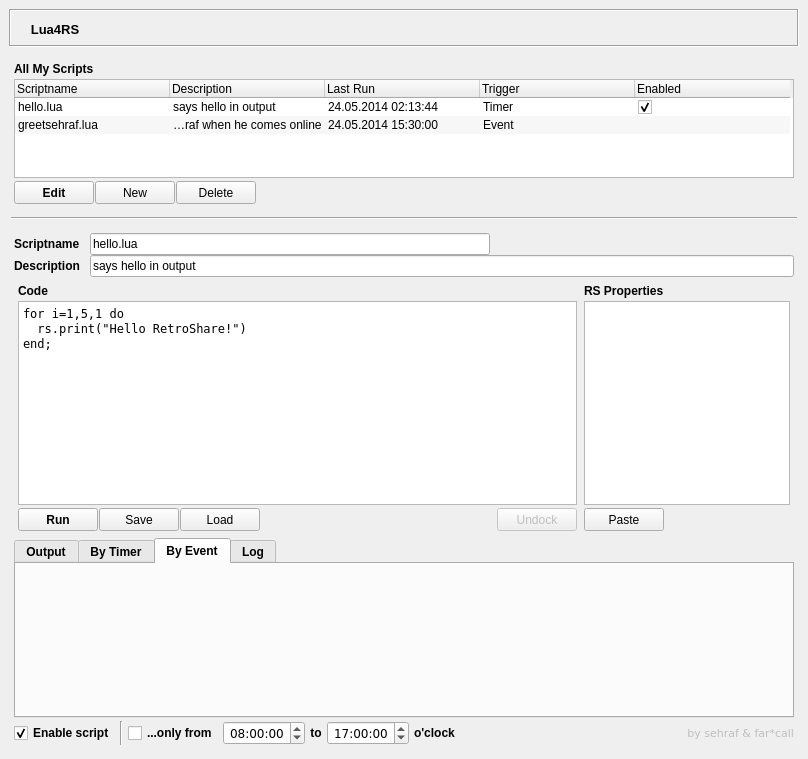
The window that Lua4RSWidget.ui (RetroShare/Lua4RS) describes before a commit, drawn with Qt 5.
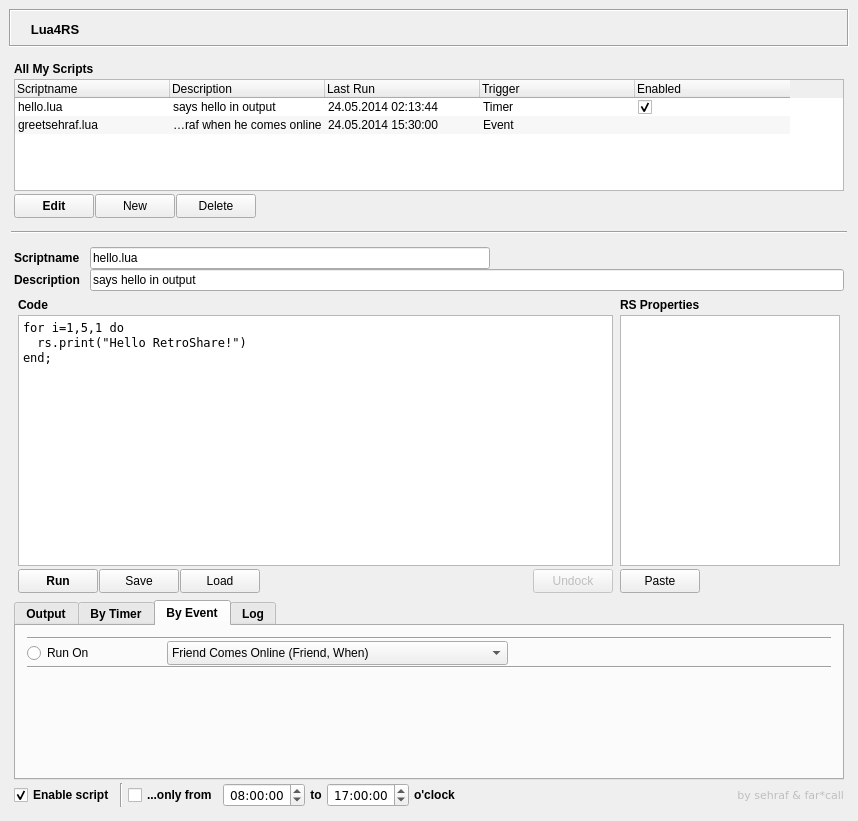
The same window after the commit. The open tabs and pages were chosen to show the change. Icons and pictures are not drawn.

Commit message: GUI: ByEvent tabpage filled. Help Button registered. LuaConfig: some minors

Diff of the .ui file:
```diff
--- a/Lua4RSWidget.ui
+++ b/Lua4RSWidget.ui
@@ -6,8 +6,8 @@
    <rect>
     <x>0</x>
     <y>0</y>
-    <width>808</width>
-    <height>759</height>
+    <width>858</width>
+    <height>821</height>
    </rect>
   </property>
   <property name="windowTitle">
@@ -443,7 +443,7 @@
            <property name="minimumSize">
             <size>
              <width>75</width>
-             <height>23</height>
+             <height>24</height>
             </size>
            </property>
            <property name="baseSize">
@@ -477,7 +477,7 @@
            <property name="minimumSize">
             <size>
              <width>75</width>
-             <height>23</height>
+             <height>24</height>
             </size>
            </property>
            <property name="baseSize">
@@ -511,7 +511,7 @@
            <property name="minimumSize">
             <size>
              <width>75</width>
-             <height>23</height>
+             <height>24</height>
             </size>
            </property>
            <property name="baseSize">
@@ -774,7 +774,7 @@
                <property name="minimumSize">
                 <size>
                  <width>75</width>
-                 <height>23</height>
+                 <height>24</height>
                 </size>
                </property>
                <property name="baseSize">
@@ -808,7 +808,7 @@
                <property name="minimumSize">
                 <size>
                  <width>75</width>
-                 <height>23</height>
+                 <height>24</height>
                 </size>
                </property>
                <property name="baseSize">
@@ -836,7 +836,7 @@
                <property name="minimumSize">
                 <size>
                  <width>75</width>
-                 <height>23</height>
+                 <height>24</height>
                 </size>
                </property>
                <property name="baseSize">
@@ -880,7 +880,7 @@
                <property name="minimumSize">
                 <size>
                  <width>75</width>
-                 <height>23</height>
+                 <height>24</height>
                 </size>
                </property>
                <property name="baseSize">
@@ -1032,7 +1032,7 @@
                <property name="minimumSize">
                 <size>
                  <width>75</width>
-                 <height>23</height>
+                 <height>24</height>
                 </size>
                </property>
                <property name="baseSize">
@@ -1176,7 +1176,7 @@
                 <number>2</number>
                </property>
                <item>
-                <widget class="Line" name="line_6">
+                <widget class="Line" name="line_8">
                  <property name="orientation">
                   <enum>Qt::Horizontal</enum>
                  </property>
@@ -1530,6 +1530,161 @@
             <attribute name="toolTip">
              <string>Control script execution by events</string>
             </attribute>
+            <layout class="QVBoxLayout" name="verticalLayout_15">
+             <item>
+              <layout class="QVBoxLayout" name="verticalLayout_16" stretch="0,0,0,0">
+               <property name="spacing">
+                <number>1</number>
+               </property>
+               <property name="margin">
+                <number>2</number>
+               </property>
+               <item>
+                <widget class="Line" name="line_7">
+                 <property name="orientation">
+                  <enum>Qt::Horizontal</enum>
+                 </property>
+                </widget>
+               </item>
+               <item>
+                <layout class="QHBoxLayout" name="horizontalLayout_16">
+                 <property name="spacing">
+                  <number>5</number>
+                 </property>
+                 <item>
+                  <widget class="QRadioButton" name="rb_runonevent">
+                   <property name="minimumSize">
+                    <size>
+                     <width>135</width>
+                     <height>24</height>
+                    </size>
+                   </property>
+                   <property name="font">
+                    <font>
+                     <weight>50</weight>
+                     <bold>false</bold>
+                    </font>
+                   </property>
+                   <property name="text">
+                    <string>Run On</string>
+                   </property>
+                  </widget>
+                 </item>
+                 <item>
+                  <widget class="QComboBox" name="dd_events">
+                   <property name="minimumSize">
+                    <size>
+                     <width>0</width>
+                     <height>24</height>
+                    </size>
+                   </property>
+                   <property name="font">
+                    <font>
+                     <weight>50</weight>
+                     <bold>false</bold>
+                    </font>
+                   </property>
+                   <property name="maxVisibleItems">
+                    <number>7</number>
+                   </property>
+                   <property name="sizeAdjustPolicy">
+                    <enum>QComboBox::AdjustToContents</enum>
+                   </property>
+                   <item>
+                    <property name="text">
+                     <string>Friend Comes Online (Friend, When)</string>
+                    </property>
+                   </item>
+                   <item>
+                    <property name="text">
+                     <string>Friend Goes Offline (Friend, When)</string>
+                    </property>
+                   </item>
+                   <item>
+                    <property name="text">
+                     <string>Download Started (Filename, Hash, Size, When)</string>
+                    </property>
+                   </item>
+                   <item>
+                    <property name="text">
+                     <string>Download Finished (Filename, Hash, Size, When)</string>
+                    </property>
+                   </item>
+                   <item>
+                    <property name="text">
+                     <string>Chat Message Received (Lobby, MsgText, Author, When)</string>
+                    </property>
+                   </item>
+                   <item>
+                    <property name="text">
+                     <string>Chat Message Sent (Lobby, MsgText, When)</string>
+                    </property>
+                   </item>
+                   <item>
+                    <property name="text">
+                     <string>Mail Received (From, Subject, Body, When)</string>
+                    </property>
+                   </item>
+                   <item>
+                    <property name="text">
+                     <string>Mail Sent (To, Subject, Body, When)</string>
+                    </property>
+                   </item>
+                   <item>
+                    <property name="text">
+                     <string>RetroShare Shutdown (When)</string>
+                    </property>
+                   </item>
+                   <item>
+                    <property name="text">
+                     <string>User Entered Lobby (User, Lobby, List of Users, When)</string>
+                    </property>
+                   </item>
+                   <item>
+                    <property name="text">
+                     <string>User Left Lobby (User, Lobby, List of Users, When)</string>
+                    </property>
+                   </item>
+                  </widget>
+                 </item>
+                 <item>
+                  <spacer name="horizontalSpacer_10">
+                   <property name="orientation">
+                    <enum>Qt::Horizontal</enum>
+                   </property>
+                   <property name="sizeHint" stdset="0">
+                    <size>
+                     <width>40</width>
+                     <height>20</height>
+                    </size>
+                   </property>
+                  </spacer>
+                 </item>
+                </layout>
+               </item>
+               <item>
+                <widget class="Line" name="line_6">
+                 <property name="orientation">
+                  <enum>Qt::Horizontal</enum>
+                 </property>
+                </widget>
+               </item>
+               <item>
+                <spacer name="verticalSpacer">
+                 <property name="orientation">
+                  <enum>Qt::Vertical</enum>
+                 </property>
+                 <property name="sizeHint" stdset="0">
+                  <size>
+                   <width>20</width>
+                   <height>40</height>
+                  </size>
+                 </property>
+                </spacer>
+               </item>
+              </layout>
+             </item>
+            </layout>
            </widget>
            <widget class="QWidget" name="tabpage_log">
             <attribute name="title">
@@ -1578,6 +1733,12 @@
          </property>
          <item>
           <widget class="QCheckBox" name="cbx_enable">
+           <property name="minimumSize">
+            <size>
+             <width>0</width>
+             <height>24</height>
+            </size>
+           </property>
            <property name="font">
             <font>
              <weight>75</weight>
@@ -1604,6 +1765,12 @@
          </item>
          <item>
           <widget class="QCheckBox" name="cbx_timeconstraint">
+           <property name="minimumSize">
+            <size>
+             <width>0</width>
+             <height>24</height>
+            </size>
+           </property>
            <property name="font">
             <font>
              <weight>75</weight>
@@ -1623,6 +1790,12 @@
            <property name="enabled">
             <bool>true</bool>
            </property>
+           <property name="minimumSize">
+            <size>
+             <width>80</width>
+             <height>24</height>
+            </size>
+           </property>
            <property name="font">
             <font>
              <family>DejaVu Sans</family>
@@ -1670,6 +1843,12 @@
            <property name="enabled">
             <bool>true</bool>
            </property>
+           <property name="minimumSize">
+            <size>
+             <width>80</width>
+             <height>24</height>
+            </size>
+           </property>
            <property name="font">
             <font>
              <family>DejaVu Sans</family>
```
Left out of the diff: 66 changed lines with no effect on the pictures. The commit also changes 4 other files.
